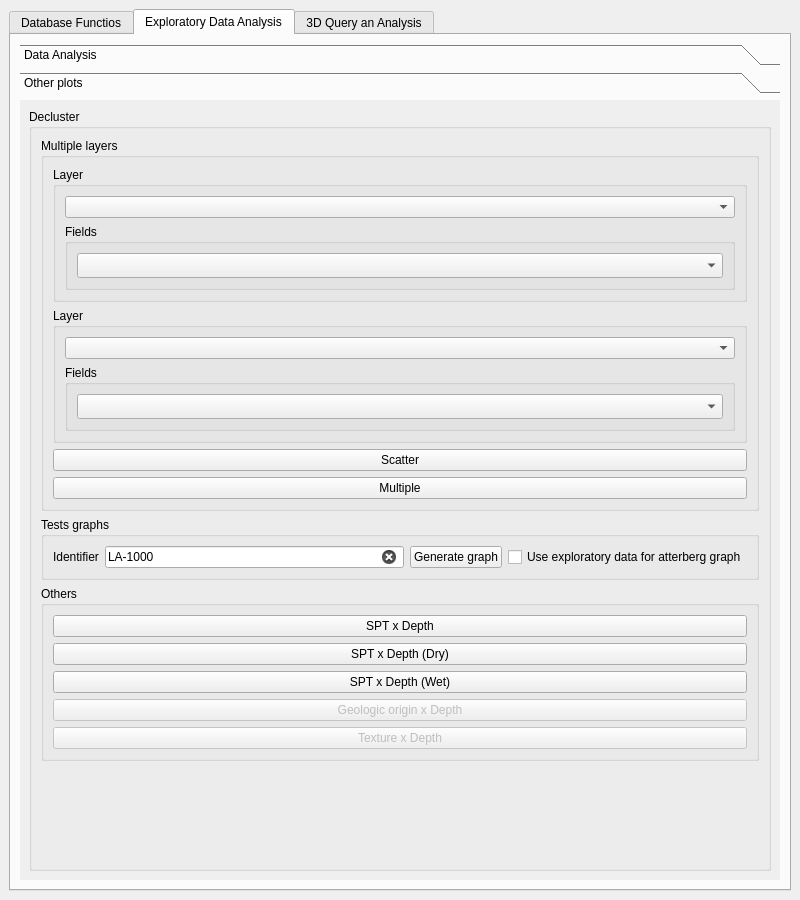
This is pggeotec_dockwidget_base.ui in bro-geo/Geotecnical-Data-Explorer as Qt 5 draws it before an edit. The edited form follows.
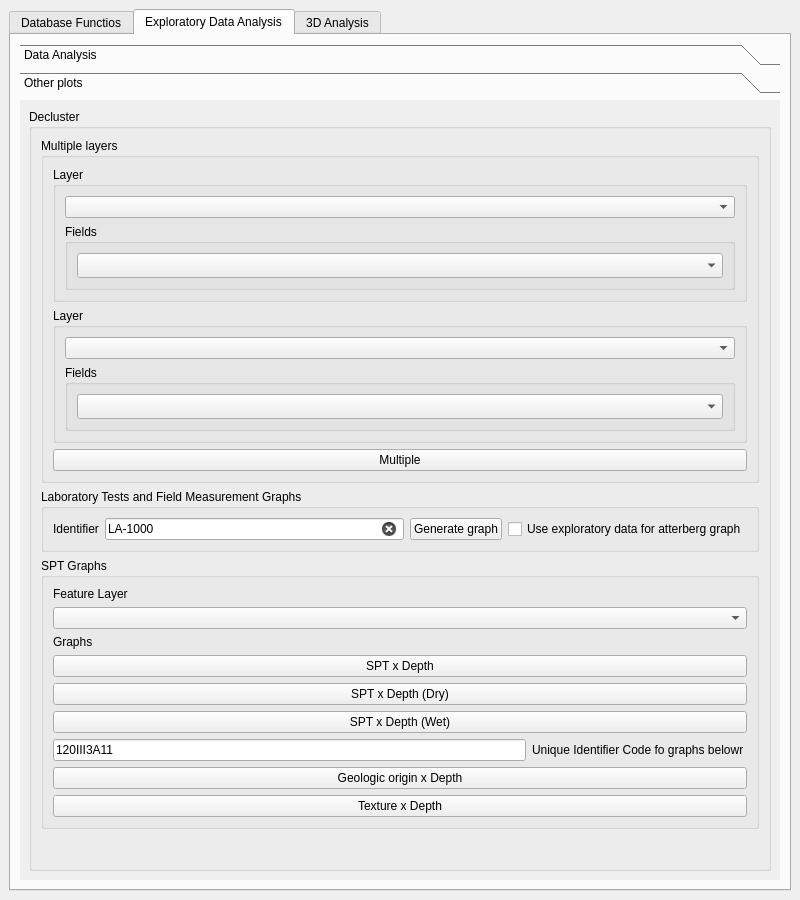
This is the edited form. The open tabs and pages were chosen to show the change. Custom widgets are drawn as their Qt base class.

What changed in the file:
```diff
--- a/pggeotec_dockwidget_base.ui
+++ b/pggeotec_dockwidget_base.ui
@@ -30,7 +30,7 @@
     <item>
      <widget class="QTabWidget" name="tabFunctions">
       <property name="currentIndex">
-       <number>0</number>
+       <number>1</number>
       </property>
       <widget class="QWidget" name="databaseFunctions">
        <attribute name="title">
@@ -40,7 +40,7 @@
         <item row="1" column="0">
          <widget class="QToolBox" name="toolBoxGeometry">
           <property name="currentIndex">
-           <number>1</number>
+           <number>0</number>
           </property>
           <widget class="QWidget" name="page">
            <property name="geometry">
@@ -464,7 +464,7 @@
                 <string>producao</string>
                </property>
                <property name="placeholderText">
-                <string>Database</string>
+                <string>Insert database name</string>
                </property>
               </widget>
              </item>
@@ -474,7 +474,7 @@
                 <bool>false</bool>
                </property>
                <property name="text">
-                <string>Edit@r_m6</string>
+                <string>Consultaa1</string>
                </property>
                <property name="echoMode">
                 <enum>QLineEdit::Password</enum>
@@ -499,7 +499,7 @@
              <item row="0" column="1">
               <widget class="QLineEdit" name="lineEditLogin">
                <property name="text">
-                <string>edicao_esquema_ic</string>
+                <string>consulta</string>
                </property>
                <property name="placeholderText">
                 <string>Insert your login</string>
@@ -553,30 +553,17 @@
              </size>
             </property>
             <property name="title">
-             <string>Create Database</string>
+             <string>Create Database Extension</string>
             </property>
             <layout class="QGridLayout" name="gridLayout_9">
              <item row="0" column="0">
-              <widget class="QLineEdit" name="lineEdit">
-               <property name="maximumSize">
-                <size>
-                 <width>150</width>
-                 <height>16777215</height>
-                </size>
-               </property>
-               <property name="placeholderText">
-                <string>Insert database name</string>
-               </property>
-              </widget>
-             </item>
-             <item row="0" column="1">
               <widget class="QPushButton" name="pushButtonCreateDatabase">
                <property name="text">
                 <string>Create Extension</string>
                </property>
               </widget>
              </item>
-             <item row="0" column="2">
+             <item row="0" column="1">
               <widget class="QPushButton" name="pushButtonDropExtension">
                <property name="text">
                 <string>Drop Extension</string>
@@ -605,8 +592,8 @@
             <rect>
              <x>0</x>
              <y>0</y>
-             <width>472</width>
-             <height>336</height>
+             <width>758</width>
+             <height>762</height>
             </rect>
            </property>
            <attribute name="label">
@@ -774,13 +761,6 @@
                       </property>
                      </widget>
                     </item>
-                    <item row="9" column="0">
-                     <widget class="QPushButton" name="pushButtonEcdf">
-                      <property name="text">
-                       <string>ECDF</string>
-                      </property>
-                     </widget>
-                    </item>
                     <item row="0" column="0">
                      <widget class="QPushButton" name="pushButtonStatistics">
                       <property name="text">
@@ -809,6 +789,20 @@
                       </property>
                      </widget>
                     </item>
+                    <item row="9" column="0">
+                     <widget class="QPushButton" name="pushButtonEcdf">
+                      <property name="text">
+                       <string>ECDF</string>
+                      </property>
+                     </widget>
+                    </item>
+                    <item row="11" column="0">
+                     <widget class="QPushButton" name="pushButtonScatter">
+                      <property name="text">
+                       <string>Scatter</string>
+                      </property>
+                     </widget>
+                    </item>
                    </layout>
                   </widget>
                  </item>
@@ -866,6 +860,13 @@
                   <string>Multiple layers</string>
                  </property>
                  <layout class="QGridLayout" name="gridLayout_30">
+                  <item row="3" column="0">
+                   <widget class="QPushButton" name="pushButtonMultiple">
+                    <property name="text">
+                     <string>Multiple</string>
+                    </property>
+                   </widget>
+                  </item>
                   <item row="1" column="0">
                    <widget class="QGroupBox" name="groupBox_20">
                     <property name="title">
@@ -934,27 +935,13 @@
                     </layout>
                    </widget>
                   </item>
-                  <item row="3" column="0">
-                   <widget class="QPushButton" name="pushButtonMultiple">
-                    <property name="text">
-                     <string>Multiple</string>
-                    </property>
-                   </widget>
-                  </item>
-                  <item row="2" column="0">
-                   <widget class="QPushButton" name="pushButtonScatter">
-                    <property name="text">
-                     <string>Scatter</string>
-                    </property>
-                   </widget>
-                  </item>
                  </layout>
                 </widget>
                </item>
                <item row="5" column="0" colspan="2">
                 <widget class="QGroupBox" name="groupBox_22">
                  <property name="title">
-                  <string>Tests graphs</string>
+                  <string>Laboratory Tests and Field Measurement Graphs</string>
                  </property>
                  <layout class="QGridLayout" name="gridLayout_32">
                   <item row="0" column="0">
@@ -1010,20 +997,10 @@
                <item row="6" column="0" colspan="2">
                 <widget class="QGroupBox" name="groupBox_23">
                  <property name="title">
-                  <string>Others</string>
+                  <string>SPT Graphs</string>
                  </property>
                  <layout class="QGridLayout" name="gridLayout_34">
-                  <item row="2" column="2">
-                   <widget class="QPushButton" name="pushButtondepthWetSPTGenerateGraph">
-                    <property name="enabled">
-                     <bool>true</bool>
-                    </property>
-                    <property name="text">
-                     <string>SPT x Depth (Wet)</string>
-                    </property>
-                   </widget>
-                  </item>
-                  <item row="0" column="2">
+                  <item row="4" column="2">
                    <widget class="QPushButton" name="pushButtondepthSPTGenerateGraph">
                     <property name="enabled">
                      <bool>true</bool>
@@ -1033,7 +1010,7 @@
                     </property>
                    </widget>
                   </item>
-                  <item row="1" column="2">
+                  <item row="5" column="2">
                    <widget class="QPushButton" name="pushButtondepthDrySPTGenerateGraph">
                     <property name="enabled">
                      <bool>true</bool>
@@ -1043,26 +1020,71 @@
                     </property>
                    </widget>
                   </item>
-                  <item row="3" column="2">
-                   <widget class="QPushButton" name="pushButton_4">
+                  <item row="6" column="2">
+                   <widget class="QPushButton" name="pushButtondepthWetSPTGenerateGraph">
                     <property name="enabled">
-                     <bool>false</bool>
+                     <bool>true</bool>
                     </property>
                     <property name="text">
-                     <string>Geologic origin x Depth</string>
+                     <string>SPT x Depth (Wet)</string>
                     </property>
                    </widget>
                   </item>
-                  <item row="4" column="2">
-                   <widget class="QPushButton" name="pushButton_5">
+                  <item row="9" column="2">
+                   <widget class="QPushButton" name="pushButtonDepthSPTTexturaGenerateGraph">
                     <property name="enabled">
-                     <bool>false</bool>
+                     <bool>true</bool>
                     </property>
                     <property name="text">
                      <string>Texture x Depth</string>
                     </property>
                    </widget>
                   </item>
+                  <item row="8" column="2">
+                   <widget class="QPushButton" name="pushButtonDepthSPTOriginGenerateGraph">
+                    <property name="enabled">
+                     <bool>true</bool>
+                    </property>
+                    <property name="text">
+                     <string>Geologic origin x Depth</string>
+                    </property>
+                   </widget>
+                  </item>
+                  <item row="0" column="2">
+                   <widget class="QLabel" name="label_26">
+                    <property name="text">
+                     <string>Feature Layer</string>
+                    </property>
+                   </widget>
+                  </item>
+                  <item row="3" column="2">
+                   <widget class="QLabel" name="label_27">
+                    <property name="text">
+                     <string>Graphs</string>
+                    </property>
+                   </widget>
+                  </item>
+                  <item row="1" column="2">
+                   <widget class="QgsMapLayerComboBox" name="MapLayerComboBoxSPT"/>
+                  </item>
+                  <item row="7" column="2">
+                   <layout class="QHBoxLayout" name="horizontalLayout_5">
+                    <item>
+                     <widget class="QLineEdit" name="lineEditGeociu">
+                      <property name="text">
+                       <string>120III3A11</string>
+                      </property>
+                     </widget>
+                    </item>
+                    <item>
+                     <widget class="QLabel" name="label_28">
+                      <property name="text">
+                       <string>Unique Identifier Code fo graphs belowr </string>
+                      </property>
+                     </widget>
+                    </item>
+                   </layout>
+                  </item>
                  </layout>
                 </widget>
                </item>
@@ -1090,7 +1112,7 @@
       </widget>
       <widget class="QWidget" name="queryAnalysis3d">
        <attribute name="title">
-        <string>3D Query an Analysis</string>
+        <string>3D Analysis</string>
        </attribute>
        <layout class="QGridLayout" name="gridLayout_5">
         <item row="0" column="1">
```
